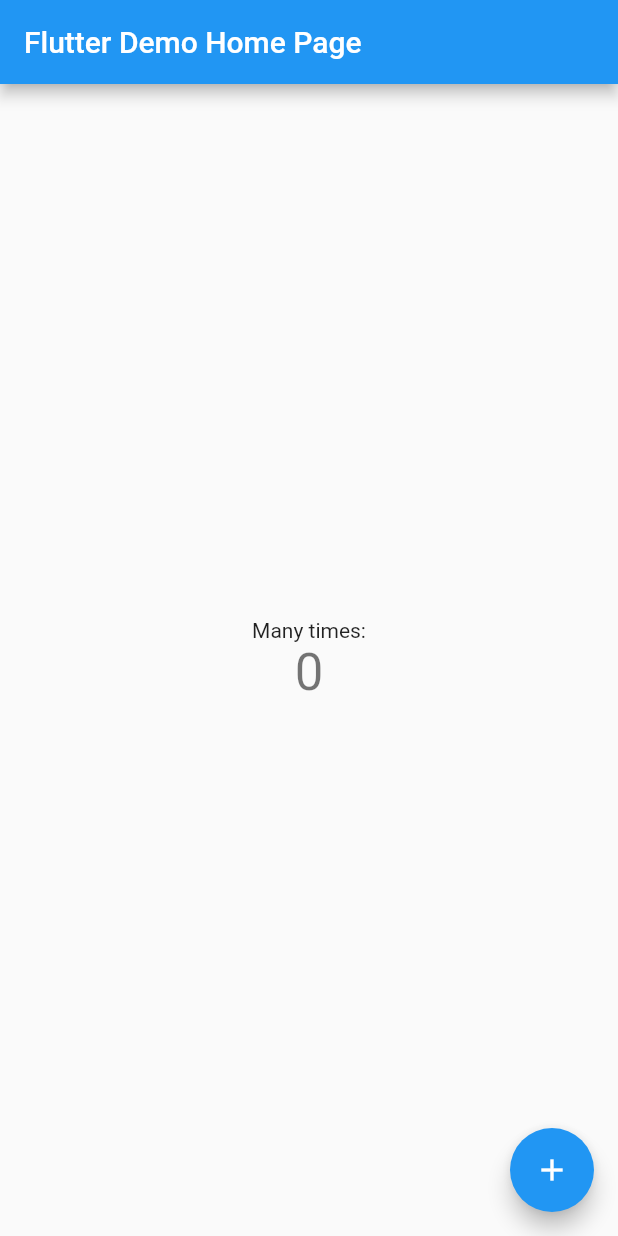
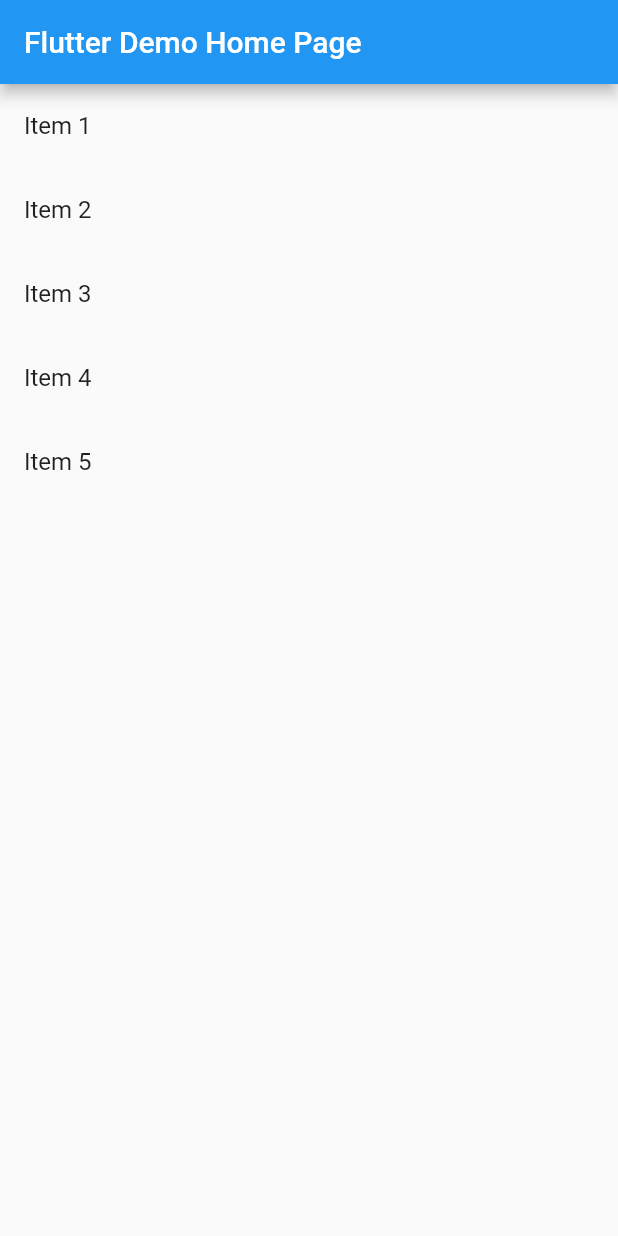
Before and after one commit to alyssonmazoni/teste, a Flutter app: the screen it shows after launch, on a phone screen of 412 x 824 dp. Run offline on Flutter 3.47's test engine with Material 2 defaults, Android fonts, the phone set to English and light mode, and no system bars; our stand-ins replace carousel_slider.

```diff
--- /dev/null
+++ b/lib/database_access.dart
@@ -0,0 +1 @@
+// Database configuration and access methods.
--- /dev/null
+++ b/lib/entrance.dart
@@ -0,0 +1 @@
+// Login and sign up in the app.
--- /dev/null
+++ b/lib/home.dart
@@ -0,0 +1 @@
+// Home of the app. Search for places, menu.
--- a/lib/main.dart
+++ b/lib/main.dart
@@ -1,4 +1,6 @@
 import 'package:flutter/material.dart';
+import 'package:carousel_slider/carousel_slider.dart';
+import 'package:teste/tests/test_screen.dart';
 
 void main() {
   runApp(MyApp());
@@ -11,15 +13,6 @@ class MyApp extends StatelessWidget {
     return MaterialApp(
       title: 'Flutter Demo',
       theme: ThemeData(
-        // This is the theme of your application.
-        //
-        // Try running your application with "flutter run". You'll see the
-        // application has a blue toolbar. Then, without quitting the app, try
-        // changing the primarySwatch below to Colors.green and then invoke
-        // "hot reload" (press "r" in the console where you ran "flutter run",
-        // or simply save your changes to "hot reload" in a Flutter IDE).
-        // Notice that the counter didn't reset back to zero; the application
-        // is not restarted.
         primarySwatch: Colors.blue,
       ),
       home: MyHomePage(title: 'Flutter Demo Home Page'),
@@ -30,15 +23,6 @@ class MyApp extends StatelessWidget {
 class MyHomePage extends StatefulWidget {
   MyHomePage({Key? key, required this.title}) : super(key: key);
 
-  // This widget is the home page of your application. It is stateful, meaning
-  // that it has a State object (defined below) that contains fields that affect
-  // how it looks.
-
-  // This class is the configuration for the state. It holds the values (in this
-  // case the title) provided by the parent (in this case the App widget) and
-  // used by the build method of the State. Fields in a Widget subclass are
-  // always marked "final".
-
   final String title;
 
   @override
@@ -46,68 +30,41 @@ class MyHomePage extends StatefulWidget {
 }
 
 class _MyHomePageState extends State<MyHomePage> {
-  int _counter = 0;
 
-  void _incrementCounter() {
-    setState(() {
-      // This call to setState tells the Flutter framework that something has
-      // changed in this State, which causes it to rerun the build method below
-      // so that the display can reflect the updated values. If we changed
-      // _counter without calling setState(), then the build method would not be
-      // called again, and so nothing would appear to happen.
-      _counter++;
-    });
-  }
+  final List<String> imgList = [
+    'https://images.unsplash.com/photo-1520342868574-5fa3804e551c?ixlib=rb-0.3.5&ixid=eyJhcHBfaWQiOjEyMDd9&s=6ff92caffcdd63681a35134a6770ed3b&auto=format&fit=crop&w=1951&q=80',
+    'https://images.unsplash.com/photo-1522205408450-add114ad53fe?ixlib=rb-0.3.5&ixid=eyJhcHBfaWQiOjEyMDd9&s=368f45b0888aeb0b7b08e3a1084d3ede&auto=format&fit=crop&w=1950&q=80',
+    'https://images.unsplash.com/photo-1519125323398-675f0ddb6308?ixlib=rb-0.3.5&ixid=eyJhcHBfaWQiOjEyMDd9&s=94a1e718d89ca60a6337a6008341ca50&auto=format&fit=crop&w=1950&q=80',
+    'https://images.unsplash.com/photo-1523205771623-e0faa4d2813d?ixlib=rb-0.3.5&ixid=eyJhcHBfaWQiOjEyMDd9&s=89719a0d55dd05e2deae4120227e6efc&auto=format&fit=crop&w=1953&q=80',
+    'https://images.unsplash.com/photo-1508704019882-f9cf40e475b4?ixlib=rb-0.3.5&ixid=eyJhcHBfaWQiOjEyMDd9&s=8c6e5e3aba713b17aa1fe71ab4f0ae5b&auto=format&fit=crop&w=1352&q=80',
+    'https://images.unsplash.com/photo-1519985176271-adb1088fa94c?ixlib=rb-0.3.5&ixid=eyJhcHBfaWQiOjEyMDd9&s=a0c8d632e977f94e5d312d9893258f59&auto=format&fit=crop&w=1355&q=80'
+  ];
+
 
   @override
   Widget build(BuildContext context) {
-    // This method is rerun every time setState is called, for instance as done
-    // by the _incrementCounter method above.
-    //
-    // The Flutter framework has been optimized to make rerunning build methods
-    // fast, so that you can just rebuild anything that needs updating rather
-    // than having to individually change instances of widgets.
     return Scaffold(
       appBar: AppBar(
-        // Here we take the value from the MyHomePage object that was created by
-        // the App.build method, and use it to set our appbar title.
         title: Text(widget.title),
       ),
       body: Center(
-        // Center is a layout widget. It takes a single child and positions it
-        // in the middle of the parent.
         child: Column(
-          // Column is also a layout widget. It takes a list of children and
-          // arranges them vertically. By default, it sizes itself to fit its
-          // children horizontally, and tries to be as tall as its parent.
-          //
-          // Invoke "debug painting" (press "p" in the console, choose the
-          // "Toggle Debug Paint" action from the Flutter Inspector in Android
-          // Studio, or the "Toggle Debug Paint" command in Visual Studio Code)
-          // to see the wireframe for each widget.
-          //
-          // Column has various properties to control how it sizes itself and
-          // how it positions its children. Here we use mainAxisAlignment to
-          // center the children vertically; the main axis here is the vertical
-          // axis because Columns are vertical (the cross axis would be
-          // horizontal).
-          mainAxisAlignment: MainAxisAlignment.center,
-          children: <Widget>[
-            Text(
-              'Many times:',
-            ),
-            Text(
-              '$_counter',
-              style: Theme.of(context).textTheme.headline4,
-            ),
-          ],
+          children: [Container(
+            height: 500,
+            child: ListView.builder(
+              itemCount: 5,
+              itemBuilder: (BuildContext context, int index) {
+                return ListTile(
+                  title: Text('Item ${index + 1}'),
+                  onTap: () { Navigator.of(context).push(
+                    MaterialPageRoute(builder: (context) => TestScreen()),
+                  );},
+                );
+              }),
+          ),
+        ]
         ),
       ),
-      floatingActionButton: FloatingActionButton(
-        onPressed: _incrementCounter,
-        tooltip: 'Increment',
-        child: Icon(Icons.add),
-      ), // This trailing comma makes auto-formatting nicer for build methods.
-    );
+      );
   }
 }
--- /dev/null
+++ b/lib/recommender.dart
@@ -0,0 +1 @@
+// Recommender system for sites to clients.
--- /dev/null
+++ b/lib/search_places.dart
@@ -0,0 +1 @@
+// Text search for info in the database.
--- /dev/null
+++ b/lib/site_info.dart
@@ -0,0 +1 @@
+// Site info, exhibition and edit.
--- /dev/null
+++ b/lib/user_profile.dart
@@ -0,0 +1 @@
+// User information, exhibition and edit.
--- a/pubspec.yaml
+++ b/pubspec.yaml
@@ -23,11 +23,12 @@ environment:
 dependencies:
   flutter:
     sdk: flutter
+  carousel_slider: ^4.0.0
 
 
   # The following adds the Cupertino Icons font to your application.
   # Use with the CupertinoIcons class for iOS style icons.
-  cupertino_icons: ^1.0.2
+  cupertino_icons: ^1.0.3
 
 dev_dependencies:
   flutter_test:
```
Also changed, not shown: lib/tests/carousel_pictures.dart (added, +27 -0 lines), lib/tests/test_screen.dart (added, +53 -0 lines), 2 other files.
